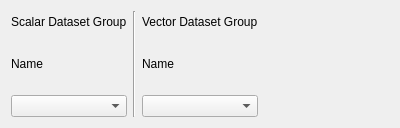
Old version of the form src/ui/mesh/qgsmeshstaticdatasetwidgetbase.ui in the repository qgis/QGIS.
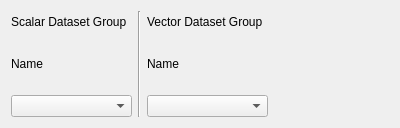
New version of the form.

```diff
--- a/src/ui/mesh/qgsmeshstaticdatasetwidgetbase.ui
+++ b/src/ui/mesh/qgsmeshstaticdatasetwidgetbase.ui
@@ -29,6 +29,12 @@
    </item>
    <item row="3" column="2">
     <widget class="QComboBox" name="mVectorDatasetComboBox">
+     <property name="sizePolicy">
+      <sizepolicy hsizetype="Expanding" vsizetype="Fixed">
+       <horstretch>0</horstretch>
+       <verstretch>0</verstretch>
+      </sizepolicy>
+     </property>
      <property name="toolTip">
       <string>Select the timestamp to use for the vector dataset group display</string>
      </property>
@@ -50,6 +56,12 @@
    </item>
    <item row="3" column="0">
     <widget class="QComboBox" name="mScalarDatasetComboBox">
+     <property name="sizePolicy">
+      <sizepolicy hsizetype="Expanding" vsizetype="Fixed">
+       <horstretch>0</horstretch>
+       <verstretch>0</verstretch>
+      </sizepolicy>
+     </property>
      <property name="toolTip">
       <string>Select the timestamp to use for the scalar dataset group display</string>
      </property>
```
Left out of the diff: 4 changed lines with no effect on the pictures.
